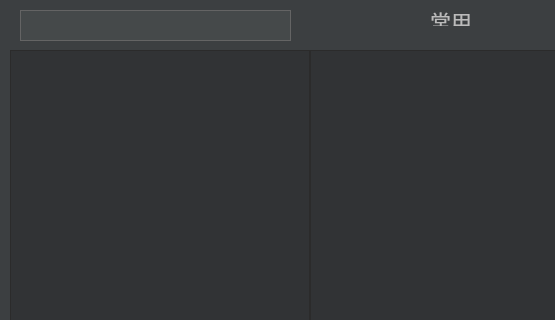
The window that qclipper.ui (charon-cheung/QClipper) describes before a commit, drawn with Qt 5; both pictures show x 0 to 555 and y 0 to 320 of the 555 by 501 pixel window.
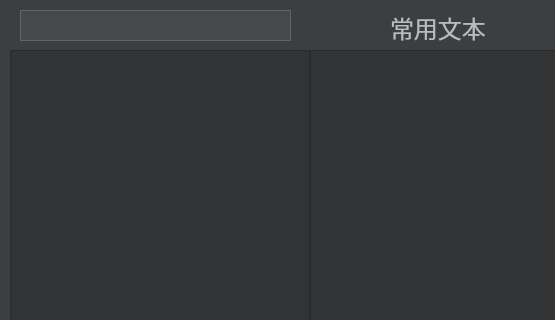
The same window after the commit. Icons and pictures are not drawn.

Commit message: feat: 取消"总是显示"按钮，修复一些小问题

The edit to the form file:
```diff
--- a/qclipper.ui
+++ b/qclipper.ui
@@ -797,14 +797,14 @@
   <widget class="QLabel" name="label_2">
    <property name="geometry">
     <rect>
-     <x>430</x>
-     <y>5</y>
-     <width>41</width>
-     <height>21</height>
+     <x>390</x>
+     <y>10</y>
+     <width>111</width>
+     <height>31</height>
     </rect>
    </property>
    <property name="text">
-    <string>&lt;html&gt;&lt;head/&gt;&lt;body&gt;&lt;p&gt;&lt;span style=&quot; font-size:16pt;&quot;&gt;常用&lt;/span&gt;&lt;/p&gt;&lt;/body&gt;&lt;/html&gt;</string>
+    <string>&lt;html&gt;&lt;head/&gt;&lt;body&gt;&lt;p&gt;&lt;span style=&quot; font-size:18pt;&quot;&gt;常用文本&lt;/span&gt;&lt;/p&gt;&lt;/body&gt;&lt;/html&gt;</string>
    </property>
   </widget>
   <action name="LoadTheme">
```
Left out of the diff: 12 changed lines with no effect on the pictures. The commit also changes 4 other files.
